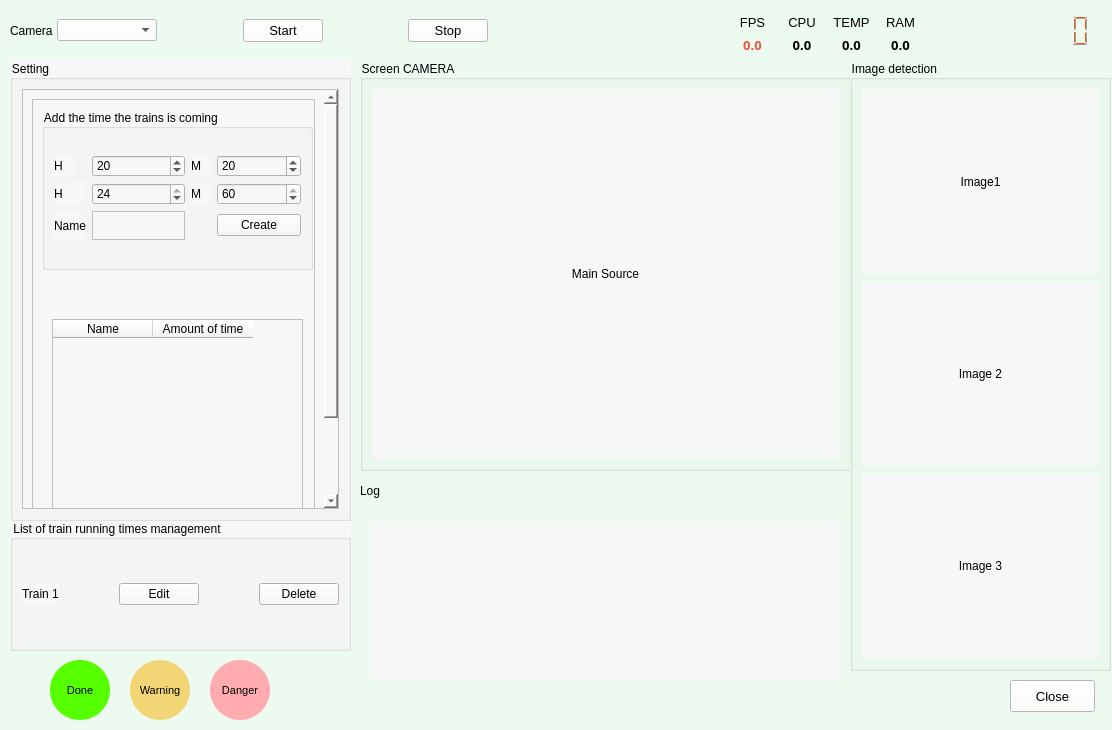
The window that Opencv_PiDash.ui (lvnh2003/Detect-People-Distress) describes before a commit, drawn with Qt 5.
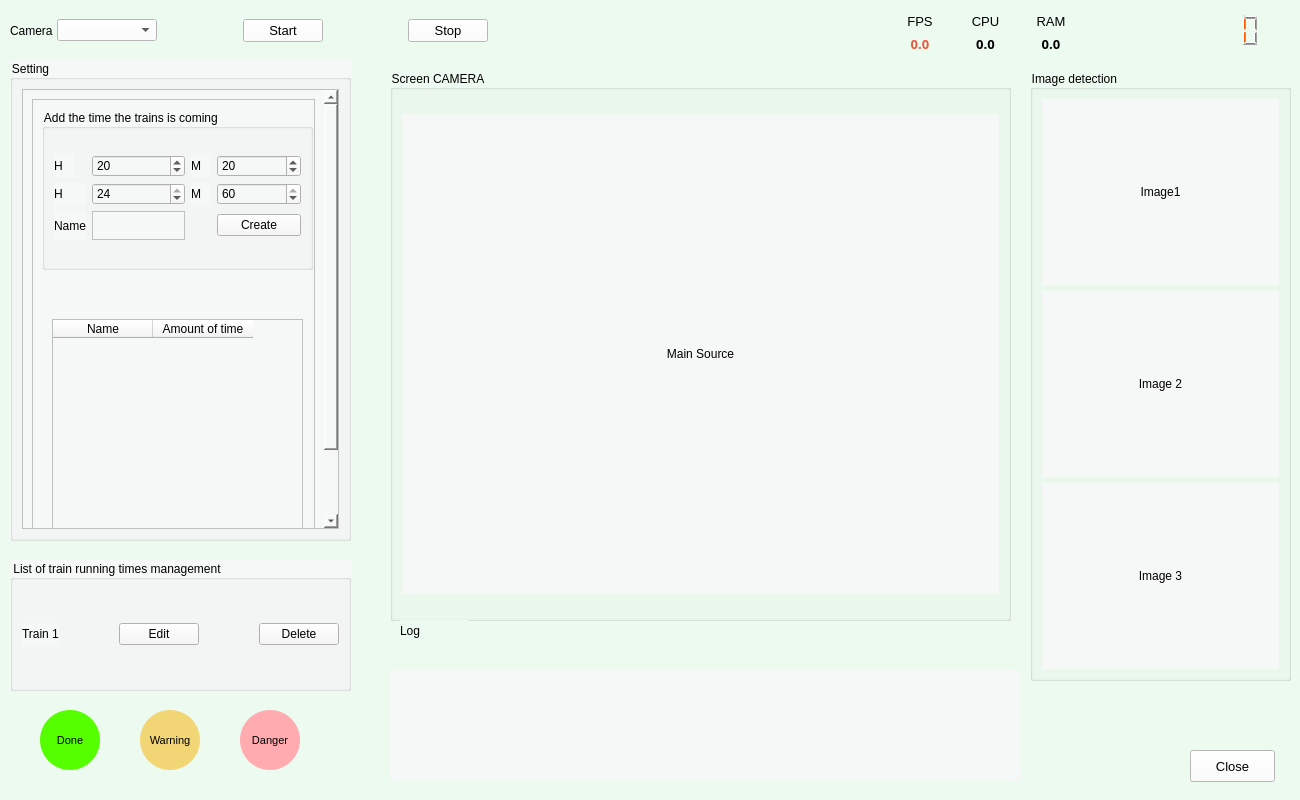
The same window after the commit. Icons and pictures are not drawn.

Commit message: ( update ) run video in frame and detect fall

What changed in the file:
```diff
--- a/Opencv_PiDash.ui
+++ b/Opencv_PiDash.ui
@@ -6,20 +6,20 @@
    <rect>
     <x>0</x>
     <y>0</y>
-    <width>1112</width>
-    <height>730</height>
+    <width>1300</width>
+    <height>800</height>
    </rect>
   </property>
   <property name="minimumSize">
    <size>
-    <width>1112</width>
-    <height>725</height>
+    <width>1300</width>
+    <height>800</height>
    </size>
   </property>
   <property name="maximumSize">
    <size>
-    <width>1200</width>
-    <height>730</height>
+    <width>1300</width>
+    <height>800</height>
    </size>
   </property>
   <property name="font">
@@ -61,10 +61,10 @@
    <widget class="QGroupBox" name="groupBox">
     <property name="geometry">
      <rect>
-      <x>360</x>
-      <y>60</y>
-      <width>491</width>
-      <height>411</height>
+      <x>390</x>
+      <y>70</y>
+      <width>621</width>
+      <height>551</height>
      </rect>
     </property>
     <property name="title">
@@ -84,8 +84,8 @@
       <widget class="QLabel" name="disp_main">
        <property name="maximumSize">
         <size>
-         <width>531</width>
-         <height>400</height>
+         <width>620</width>
+         <height>480</height>
         </size>
        </property>
        <property name="styleSheet">
@@ -104,8 +104,8 @@
    <widget class="QGroupBox" name="groupBox_2">
     <property name="geometry">
      <rect>
-      <x>850</x>
-      <y>60</y>
+      <x>1030</x>
+      <y>70</y>
       <width>261</width>
       <height>611</height>
      </rect>
@@ -205,7 +205,7 @@
     <property name="geometry">
      <rect>
       <x>10</x>
-      <y>520</y>
+      <y>560</y>
       <width>341</width>
       <height>131</height>
      </rect>
@@ -276,7 +276,7 @@
       <x>10</x>
       <y>60</y>
       <width>341</width>
-      <height>461</height>
+      <height>481</height>
      </rect>
     </property>
     <property name="styleSheet">
@@ -295,7 +295,7 @@
         <property name="geometry">
          <rect>
           <x>0</x>
-          <y>0</y>
+          <y>-20</y>
           <width>294</width>
           <height>522</height>
          </rect>
@@ -526,7 +526,7 @@
    <widget class="QLCDNumber" name="lcd_clock">
     <property name="geometry">
      <rect>
-      <x>930</x>
+      <x>1100</x>
       <y>10</y>
       <width>171</width>
       <height>41</height>
@@ -567,8 +567,8 @@
    <widget class="QLabel" name="Qlabel_yellowlight">
     <property name="geometry">
      <rect>
-      <x>130</x>
-      <y>660</y>
+      <x>140</x>
+      <y>710</y>
       <width>60</width>
       <height>60</height>
      </rect>
@@ -593,8 +593,8 @@
    <widget class="QLabel" name="Qlabel_redlight">
     <property name="geometry">
      <rect>
-      <x>210</x>
-      <y>660</y>
+      <x>240</x>
+      <y>710</y>
       <width>60</width>
       <height>60</height>
      </rect>
@@ -619,8 +619,8 @@
    <widget class="QLabel" name="Qlabel_greenlight">
     <property name="geometry">
      <rect>
-      <x>50</x>
-      <y>660</y>
+      <x>40</x>
+      <y>710</y>
       <width>60</width>
       <height>60</height>
      </rect>
@@ -776,10 +776,10 @@
    <widget class="QTextEdit" name="textEdit">
     <property name="geometry">
      <rect>
-      <x>370</x>
-      <y>520</y>
-      <width>471</width>
-      <height>161</height>
+      <x>390</x>
+      <y>670</y>
+      <width>631</width>
+      <height>111</height>
      </rect>
     </property>
     <property name="styleSheet">
@@ -793,8 +793,8 @@
    <widget class="QWidget" name="layoutWidget">
     <property name="geometry">
      <rect>
-      <x>731</x>
-      <y>11</y>
+      <x>890</x>
+      <y>10</y>
       <width>191</width>
       <height>45</height>
      </rect>
@@ -809,6 +809,60 @@
      <property name="verticalSpacing">
       <number>0</number>
      </property>
+     <item row="1" column="2">
+      <widget class="QLabel" name="Qlabel_ram">
+       <property name="font">
+        <font>
+         <family>Droid Sans Fallback</family>
+         <pointsize>10</pointsize>
+         <bold>true</bold>
+        </font>
+       </property>
+       <property name="text">
+        <string>0.0</string>
+       </property>
+       <property name="alignment">
+        <set>Qt::AlignCenter</set>
+       </property>
+      </widget>
+     </item>
+     <item row="1" column="1">
+      <widget class="QLabel" name="Qlabel_cpu">
+       <property name="font">
+        <font>
+         <family>Droid Sans Fallback</family>
+         <pointsize>10</pointsize>
+         <bold>true</bold>
+        </font>
+       </property>
+       <property name="text">
+        <string>0.0</string>
+       </property>
+       <property name="alignment">
+        <set>Qt::AlignCenter</set>
+       </property>
+      </widget>
+     </item>
+     <item row="1" column="0">
+      <widget class="QLabel" name="Qlabel_fps">
+       <property name="font">
+        <font>
+         <family>Droid Sans Fallback</family>
+         <pointsize>10</pointsize>
+         <bold>true</bold>
+        </font>
+       </property>
+       <property name="styleSheet">
+        <string notr="true">color: rgb(237, 85, 59);</string>
+       </property>
+       <property name="text">
+        <string>0.0</string>
+       </property>
+       <property name="alignment">
+        <set>Qt::AlignCenter</set>
+       </property>
+      </widget>
+     </item>
      <item row="0" column="1">
       <widget class="QLabel" name="label_16">
        <property name="font">
@@ -825,21 +879,6 @@
       </widget>
      </item>
      <item row="0" column="2">
-      <widget class="QLabel" name="label_17">
-       <property name="font">
-        <font>
-         <pointsize>10</pointsize>
-        </font>
-       </property>
-       <property name="text">
-        <string>TEMP</string>
-       </property>
-       <property name="alignment">
-        <set>Qt::AlignCenter</set>
-       </property>
-      </widget>
-     </item>
-     <item row="0" column="3">
       <widget class="QLabel" name="label_27">
        <property name="font">
         <font>
@@ -854,57 +893,6 @@
        </property>
       </widget>
      </item>
-     <item row="1" column="1">
-      <widget class="QLabel" name="Qlabel_cpu">
-       <property name="font">
-        <font>
-         <family>Droid Sans Fallback</family>
-         <pointsize>10</pointsize>
-         <bold>true</bold>
-        </font>
-       </property>
-       <property name="text">
-        <string>0.0</string>
-       </property>
-       <property name="alignment">
-        <set>Qt::AlignCenter</set>
-       </property>
-      </widget>
-     </item>
-     <item row="1" column="2">
-      <widget class="QLabel" name="Qlabel_temp">
-       <property name="font">
-        <font>
-         <family>Droid Sans Fallback</family>
-         <pointsize>10</pointsize>
-         <bold>true</bold>
-        </font>
-       </property>
-       <property name="text">
-        <string>0.0</string>
-       </property>
-       <property name="alignment">
-        <set>Qt::AlignCenter</set>
-       </property>
-      </widget>
-     </item>
-     <item row="1" column="3">
-      <widget class="QLabel" name="Qlabel_ram">
-       <property name="font">
-        <font>
-         <family>Droid Sans Fallback</family>
-         <pointsize>10</pointsize>
-         <bold>true</bold>
-        </font>
-       </property>
-       <property name="text">
-        <string>0.0</string>
-       </property>
-       <property name="alignment">
-        <set>Qt::AlignCenter</set>
-       </property>
-      </widget>
-     </item>
      <item row="0" column="0">
       <widget class="QLabel" name="label_19">
        <property name="font">
@@ -945,8 +933,8 @@
    <widget class="QPushButton" name="btn_close">
     <property name="geometry">
      <rect>
-      <x>1010</x>
-      <y>680</y>
+      <x>1190</x>
+      <y>750</y>
       <width>85</width>
       <height>32</height>
      </rect>
@@ -970,8 +958,8 @@
    <widget class="QLabel" name="label_18">
     <property name="geometry">
      <rect>
-      <x>360</x>
-      <y>480</y>
+      <x>400</x>
+      <y>620</y>
       <width>68</width>
       <height>22</height>
      </rect>
```
Left out of the diff: 20 changed lines with no effect on the pictures. The commit also changes 2 other files.
